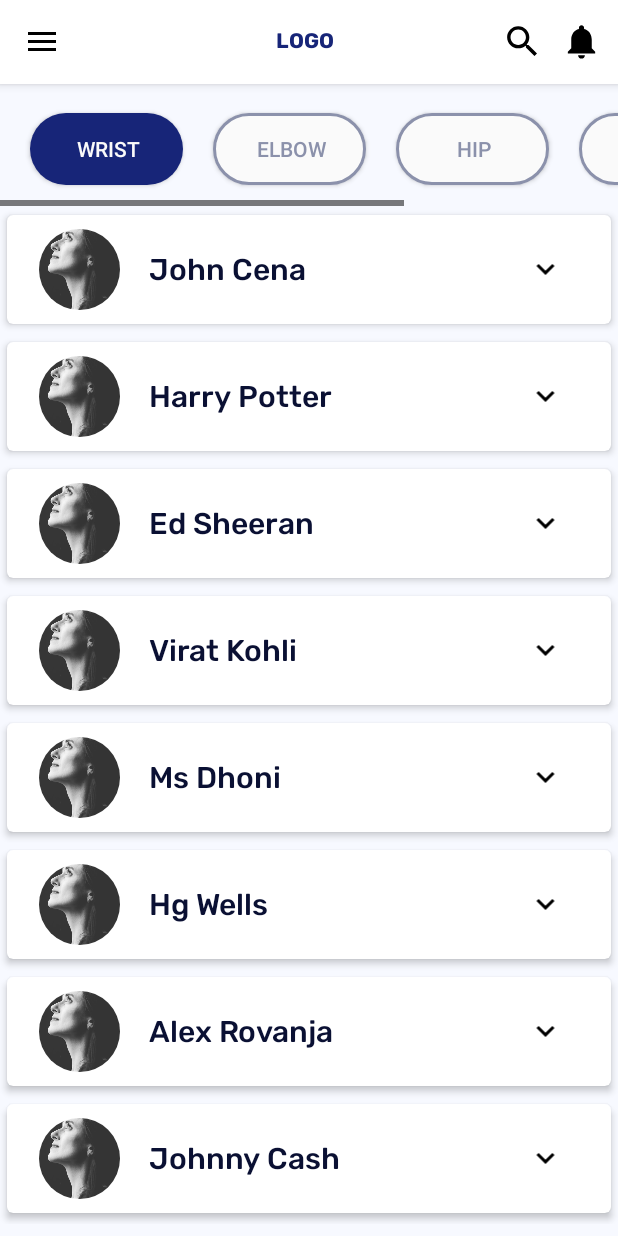
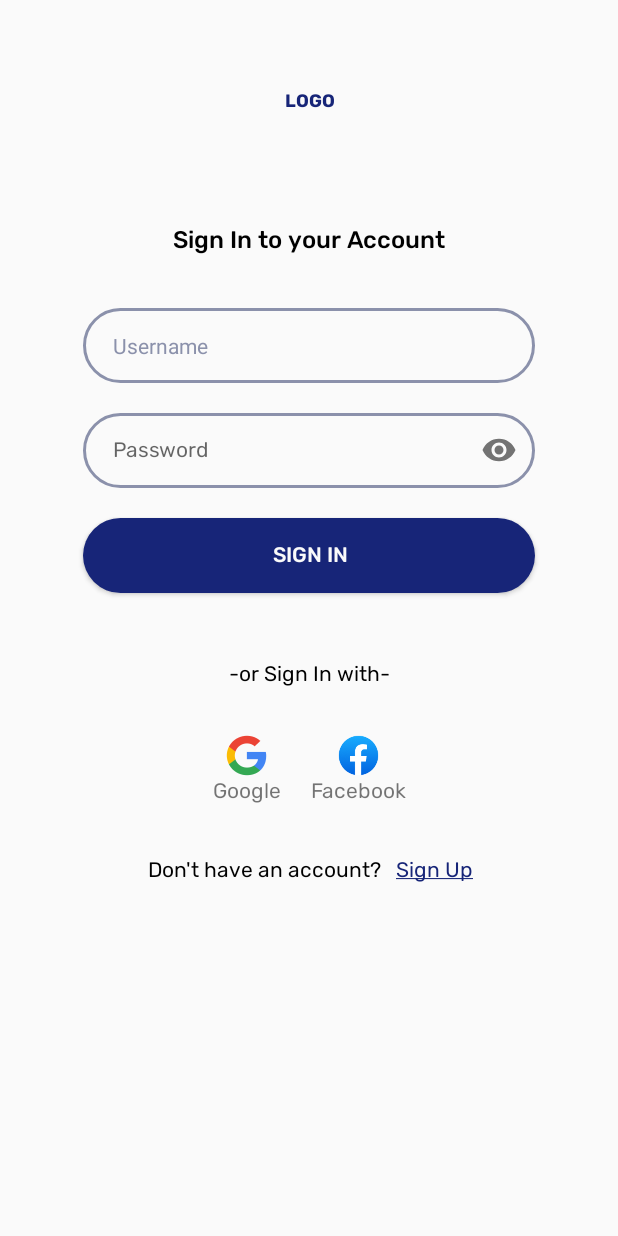
Before and after one commit to Harleen-Singh/DoctorXab, an Android app: the screen it shows after launch (Home before the commit, loginActivity after it), after a tap on "SIGN IN", on a phone screen of 412 x 824 dp. Run offline under Robolectric (Android 15) with nearby library versions, the phone set to English and light mode, and no system bars; our stand-ins replace Volley, data binding; 1 statement that could not run was skipped.

```diff
--- a/app/src/main/AndroidManifest.xml
+++ b/app/src/main/AndroidManifest.xml
@@ -1,6 +1,9 @@
 <?xml version="1.0" encoding="utf-8"?>
 <manifest xmlns:android="http://schemas.android.com/apk/res/android"
     package="com.example.doc_app_android">
+
+    <uses-permission
+        android:name="android.permission.INTERNET" />
 
     <application
         android:allowBackup="true"
@@ -22,7 +25,7 @@
             android:name=".sign_up_doctor_or_patient"
             android:theme="@style/NoActionBar" />
         <activity
-            android:name=".MainActivity"
+            android:name=".loginActivity"
             android:theme="@style/NoActionBar">
             <intent-filter>
                 <action android:name="android.intent.action.MAIN" />
--- /dev/null
+++ b/app/src/main/java/com/example/doc_app_android/DataModel/LoginModel.java
@@ -0,0 +1,28 @@
+package com.example.doc_app_android.DataModel;
+
+import android.content.Context;
+
+import com.example.doc_app_android.Service.loginService;
+
+public class LoginModel {
+    loginService service ;
+    String loginUsername , password;
+
+    private boolean isDoc , isPatient ;
+    private String userID, email , username;
+
+    public LoginModel(String username, String password , Context context) {
+        this.loginUsername = username;
+        this.password = password;
+        service = new loginService(loginUsername , this.password  , context);
+    }
+
+    public String getloginUsername() {
+        return loginUsername;
+    }
+
+
+    public String getPassword() {
+        return password;
+    }
+}
--- /dev/null
+++ b/app/src/main/java/com/example/doc_app_android/Globals.java
@@ -0,0 +1,7 @@
+package com.example.doc_app_android;
+
+public class Globals {
+    public static String serverURL = "https://maivrikdoc.herokuapp.com/api/";
+
+    public static String loginURL = serverURL + "login";
+}
--- a/app/src/main/java/com/example/doc_app_android/Home.java
+++ b/app/src/main/java/com/example/doc_app_android/Home.java
@@ -109,7 +109,7 @@ public class Home extends AppCompatActivity {
 
                     case R.id.menu_logout:
                         if(regornot){
-                            Intent intent = new Intent(Home.this, MainActivity.class);
+                            Intent intent = new Intent(Home.this, loginActivity.class);
                             startActivity(intent);
                             //finish();
                         } else{
--- a/app/src/main/java/com/example/doc_app_android/MainActivity.java
+++ /dev/null
@@ -1,46 +0,0 @@
-package com.example.doc_app_android;
-
-import androidx.appcompat.app.ActionBar;
-import androidx.appcompat.app.AppCompatActivity;
-import androidx.appcompat.app.AppCompatDelegate;
-
-import android.content.Intent;
-import android.os.Bundle;
-import android.view.View;
-import android.widget.Button;
-import android.widget.TextView;
-import android.widget.Toast;
-
-public class MainActivity extends AppCompatActivity {
-
-private Button signIn;
-private TextView signUp;
-
-    @Override
-    public void onBackPressed() {
-        super.finishAffinity();
-    }
-
-    @Override
-    protected void onCreate(Bundle savedInstanceState) {
-        super.onCreate(savedInstanceState);
-        AppCompatDelegate.setDefaultNightMode(AppCompatDelegate.MODE_NIGHT_NO);
-        setContentView(R.layout.sign_in);
-        signIn = findViewById(R.id.btn_sign_in);
-        signUp = findViewById(R.id.tv_sign_up);
-        signIn.setOnClickListener(new View.OnClickListener() {
-            @Override
-            public void onClick(View view) {
-                Intent intent = new Intent(MainActivity.this,Home.class);
-                startActivity(intent);
-            }
-        });
-        signUp.setOnClickListener(new View.OnClickListener() {
-            @Override
-            public void onClick(View view) {
-                Intent intent = new Intent(MainActivity.this,sign_as.class);
-                startActivity(intent);
-            }
-        });
-    }
-}
--- /dev/null
+++ b/app/src/main/java/com/example/doc_app_android/Service/loginService.java
@@ -0,0 +1,92 @@
+package com.example.doc_app_android.Service;
+
+import android.content.Context;
+import android.content.Intent;
+import android.content.SharedPreferences;
+import android.widget.Toast;
+
+import com.android.volley.Request;
+import com.android.volley.RequestQueue;
+import com.android.volley.Response;
+import com.android.volley.VolleyError;
+import com.android.volley.toolbox.JsonObjectRequest;
+import com.android.volley.toolbox.Volley;
+import com.example.doc_app_android.Globals;
+import com.example.doc_app_android.Home;
+
+import org.json.JSONException;
+import org.json.JSONObject;
+
+public class loginService {
+    private boolean isDoc , isPatient ;
+    private String userID, email , username;
+
+    private Context mContext;
+    private String userName , pass;
+    public loginService(String username , String Pass , Context context) {
+        this.userName = username;
+        this.pass = Pass;
+        this.mContext = context;
+        getData();
+    }
+
+    public void getData(){
+
+        JSONObject obj  = new JSONObject();
+        try {
+            obj.put("username" , userName);
+            obj.put("password" , pass);
+        } catch (JSONException e) {
+            e.printStackTrace();
+        }
+
+        final RequestQueue MyRequestQueue = Volley.newRequestQueue(mContext);
+        JsonObjectRequest jsonObjectRequest = new JsonObjectRequest(Request.Method.POST ,  Globals.loginURL ,obj, new Response.Listener<JSONObject>() {
+            @Override
+            public void onResponse(JSONObject response) {
+                try {
+                    JSONObject rootObject = new JSONObject(String.valueOf(response));
+                    userID = rootObject.getString("id");
+                    userName = rootObject.getString("username");
+                    email = rootObject.getString("email");
+                    isPatient = rootObject.getBoolean("is_patient");
+                    isDoc = rootObject.getBoolean("is_doctor");
+
+                    saveToPreferences();  //saved to sharedPreferences
+
+                    Intent i;
+                    if(isDoc){
+                        i = new Intent(mContext , Home.class);
+                        mContext.startActivity(i);
+                        Toast.makeText(mContext, "Hello Doc " + userName, Toast.LENGTH_SHORT).show();
+                    }else{
+                        i = new Intent(mContext , Home.class);
+                        mContext.startActivity(i);
+                        Toast.makeText(mContext, "Hello patient " + userName, Toast.LENGTH_SHORT).show();
+                    }
+                } catch (JSONException e) {
+                    e.printStackTrace();
+                }
+
+            }
+        }, new Response.ErrorListener() {
+            @Override
+            public void onErrorResponse(VolleyError error) {
+
+            }
+        });
+
+    }
+
+    private void saveToPreferences(){
+        SharedPreferences.Editor editor = mContext.getSharedPreferences("tokenFile", Context.MODE_PRIVATE).edit();
+        editor.putBoolean("isDoc", isDoc);
+        editor.putBoolean("isPatient", isPatient);
+        editor.putString("id", userID);
+        editor.putString("username", userName);
+        editor.putString("Email", email);
+        editor.apply();
+    }
+
+
+}
--- /dev/null
+++ b/app/src/main/java/com/example/doc_app_android/ViewModel/LoginViewModel.java
@@ -0,0 +1,34 @@
+package com.example.doc_app_android.ViewModel;
+
+import android.util.Log;
+import android.view.View;
+
+import androidx.lifecycle.MutableLiveData;
+import androidx.lifecycle.ViewModel;
+
+import com.example.doc_app_android.DataModel.LoginModel;
+
+public class LoginViewModel extends ViewModel {
+    public MutableLiveData<LoginModel> userMutableLiveData;
+
+    public MutableLiveData<String> userName = new MutableLiveData<>();
+    public MutableLiveData<String> password = new MutableLiveData<>();
+
+    public MutableLiveData<LoginModel> getUser() {
+
+        if (userMutableLiveData == null) {
+            userMutableLiveData = new MutableLiveData<>();
+        }
+        Log.d("TAG", "getUser: username " + userMutableLiveData.getValue().getloginUsername());
+        Log.d("TAG", "getUser: password " + userMutableLiveData.getValue().getPassword());
+        return userMutableLiveData;
+    }
+
+    public void onClick(View view) {
+        LoginModel loginUser = new LoginModel(userName.getValue(), password.getValue(), view.getContext());
+
+        userMutableLiveData.setValue(loginUser);
+//        Intent intent = new Intent(loginActivity.this, sign_as.class);
+//        startActivity(intent);
+    }
+}
--- /dev/null
+++ b/app/src/main/java/com/example/doc_app_android/loginActivity.java
@@ -0,0 +1,40 @@
+package com.example.doc_app_android;
+
+import androidx.appcompat.app.AppCompatActivity;
+import androidx.appcompat.app.AppCompatDelegate;
+import androidx.databinding.DataBindingUtil;
+import androidx.lifecycle.ViewModelProvider;
+
+import android.os.Bundle;
+import android.widget.Button;
+import android.widget.TextView;
+
+import com.example.doc_app_android.Service.loginService;
+import com.example.doc_app_android.ViewModel.LoginViewModel;
+import com.example.doc_app_android.databinding.SignInBinding;
+
+public class loginActivity extends AppCompatActivity {
+
+private Button signIn;
+private TextView signUp;
+private SignInBinding binding;
+private LoginViewModel model;
+private loginService service;
+    @Override
+    public void onBackPressed() {
+        super.finishAffinity();
+    }
+
+    @Override
+    protected void onCreate(Bundle savedInstanceState) {
+        super.onCreate(savedInstanceState);
+        AppCompatDelegate.setDefaultNightMode(AppCompatDelegate.MODE_NIGHT_NO);
+        model = new ViewModelProvider(this).get(LoginViewModel.class);
+        binding = DataBindingUtil.setContentView(loginActivity.this, R.layout.sign_in);
+        binding.setLifecycleOwner(this);
+        binding.setLoginViewModel(model);
+
+
+
+    }
+}
--- a/app/src/main/java/com/example/doc_app_android/sign_next.java
+++ b/app/src/main/java/com/example/doc_app_android/sign_next.java
@@ -5,11 +5,8 @@ import android.os.Bundle;
 import android.view.View;
 import android.widget.Button;
 import android.widget.TextView;
-import android.widget.Toast;
 
-import androidx.activity.OnBackPressedCallback;
 import androidx.appcompat.app.AppCompatActivity;
-import androidx.cardview.widget.CardView;
 
 public class sign_next extends AppCompatActivity {
     private Button Next;
@@ -32,7 +29,7 @@ public class sign_next extends AppCompatActivity {
         signIn.setOnClickListener(new View.OnClickListener() {
             @Override
             public void onClick(View view) {
-                intent = new Intent(sign_next.this, MainActivity.class);
+                intent = new Intent(sign_next.this, loginActivity.class);
                 intent.putExtra("reg",true);
                 startActivity(intent);
                 finish();
--- a/app/src/main/java/com/example/doc_app_android/sign_up_doctor_or_patient.java
+++ b/app/src/main/java/com/example/doc_app_android/sign_up_doctor_or_patient.java
@@ -7,9 +7,7 @@ import android.widget.Button;
 import android.widget.EditText;
 import android.widget.ImageView;
 import android.widget.TextView;
-import android.widget.Toast;
 
-import androidx.annotation.Nullable;
 import androidx.appcompat.app.AppCompatActivity;
 
 public class sign_up_doctor_or_patient extends AppCompatActivity {
@@ -49,7 +47,7 @@ public class sign_up_doctor_or_patient extends AppCompatActivity {
         signIn.setOnClickListener(new View.OnClickListener() {
             @Override
             public void onClick(View view) {
-                intent = new Intent(sign_up_doctor_or_patient.this,MainActivity.class);
+                intent = new Intent(sign_up_doctor_or_patient.this, loginActivity.class);
                 startActivity(intent);
                 finish();
             }
--- a/app/src/main/res/layout/activity_home.xml
+++ b/app/src/main/res/layout/activity_home.xml
@@ -5,7 +5,7 @@
     android:id="@+id/drawer"
     android:layout_width="match_parent"
     android:layout_height="match_parent"
-    tools:context=".MainActivity"
+    tools:context=".loginActivity"
     tools:openDrawer="start">
 
 
--- a/app/src/main/res/layout/sign_in.xml
+++ b/app/src/main/res/layout/sign_in.xml
@@ -1,7 +1,16 @@
 <?xml version="1.0" encoding="utf-8"?>
-<androidx.constraintlayout.widget.ConstraintLayout xmlns:android="http://schemas.android.com/apk/res/android"
+<layout
+    xmlns:android="http://schemas.android.com/apk/res/android"
     xmlns:app="http://schemas.android.com/apk/res-auto"
-    xmlns:tools="http://schemas.android.com/tools"
+    xmlns:tools="http://schemas.android.com/tools">
+
+    <data>
+        <variable
+            name="loginViewModel"
+            type="com.example.doc_app_android.ViewModel.LoginViewModel" />
+    </data>
+
+    <androidx.constraintlayout.widget.ConstraintLayout
         android:layout_width="match_parent"
         android:layout_height="match_parent">
 
@@ -41,18 +50,19 @@
             android:layout_marginRight="55dp"
             android:background="@drawable/text_field_1"
             android:hint="@string/username"
+            android:text="@={loginViewModel.userName}"
             android:inputType="text"
-        android:textColorHint="#8B91AB"
             android:paddingStart="20dp"
             android:paddingLeft="20dp"
             android:paddingRight="20dp"
             android:singleLine="true"
             android:textColor="#8B91AB"
+            android:textColorHint="#8B91AB"
             android:textSize="14sp"
+            android:theme="@style/EditTextTheme"
             app:layout_constraintEnd_toEndOf="parent"
             app:layout_constraintStart_toStartOf="parent"
-        app:layout_constraintTop_toBottomOf="@id/tv_desc"
-        android:theme="@style/EditTextTheme"/>
+            app:layout_constraintTop_toBottomOf="@id/tv_desc" />
 
         <com.google.android.material.textfield.TextInputLayout
             android:id="@+id/edit_pass"
@@ -61,10 +71,10 @@
             android:layout_marginLeft="55dp"
             android:layout_marginTop="20dp"
             android:layout_marginRight="55dp"
+            app:hintEnabled="false"
             app:layout_constraintEnd_toEndOf="parent"
             app:layout_constraintStart_toStartOf="parent"
             app:layout_constraintTop_toBottomOf="@+id/edit_username"
-        app:hintEnabled="false"
             app:passwordToggleEnabled="true">
 
             <com.google.android.material.textfield.TextInputEditText
@@ -74,11 +84,12 @@
                 android:background="@drawable/text_field_1"
                 android:fontFamily="@font/rubik"
                 android:hint="@string/password"
+                android:text="@={loginViewModel.password}"
                 android:inputType="textPassword"
-            android:textColor="#8B91AB"
                 android:paddingStart="20dp"
                 android:paddingLeft="20dp"
                 android:singleLine="true"
+                android:textColor="#8B91AB"
                 android:textSize="14sp"
                 android:theme="@style/EditTextTheme"
                 tools:ignore="RtlSymmetry" />
@@ -96,11 +107,12 @@
             android:focusable="true"
             android:fontFamily="@font/rubik_medium"
             android:text="@string/sign_in"
+            android:onClick="@{(v) -> loginViewModel.onClick(v)}"
+            android:textColor="@color/app.compat.light"
             android:textSize="14sp"
-        android:textColor="@color/app.compat.light"
-        app:layout_constraintTop_toBottomOf="@id/edit_pass"
+            app:layout_constraintEnd_toEndOf="parent"
             app:layout_constraintStart_toStartOf="parent"
-        app:layout_constraintEnd_toEndOf="parent"/>
+            app:layout_constraintTop_toBottomOf="@id/edit_pass" />
 
         <TextView
             android:id="@+id/tv_or"
@@ -131,8 +143,8 @@
                 android:id="@+id/layout_google"
                 android:layout_width="wrap_content"
                 android:layout_height="wrap_content"
+                android:orientation="vertical"
                 android:paddingRight="10dp"
-            android:orientation="vertical"
                 app:layout_constraintBottom_toBottomOf="parent"
                 app:layout_constraintEnd_toStartOf="@id/layout_facebook"
                 app:layout_constraintStart_toStartOf="parent"
@@ -197,8 +209,8 @@
         <androidx.constraintlayout.widget.ConstraintLayout
             android:layout_width="wrap_content"
             android:layout_height="wrap_content"
+            android:layout_marginTop="20dp"
             app:layout_constraintEnd_toEndOf="@+id/btn_parent_layout"
-        android:layout_marginTop="20dp"
             app:layout_constraintStart_toStartOf="@+id/btn_parent_layout"
             app:layout_constraintTop_toBottomOf="@+id/btn_parent_layout">
 
@@ -225,8 +237,8 @@
                 android:focusable="true"
                 android:fontFamily="@font/rubik"
                 android:gravity="center"
+                android:paddingLeft="10dp"
                 android:paddingTop="15dp"
-            android:paddingLeft="10dp"
                 android:text="@string/sign_up"
                 android:textColor="@color/theme"
                 app:layout_constraintBottom_toBottomOf="parent"
@@ -237,5 +249,5 @@
         </androidx.constraintlayout.widget.ConstraintLayout>
 
 
-
     </androidx.constraintlayout.widget.ConstraintLayout>
+</layout>
```
Also changed, not shown: app/build.gradle (+8 -0 lines), app/src/main/res/layout/activity_main.xml (deleted, +0 -18 lines). Lines whose indentation alone changed are shown as unchanged.
